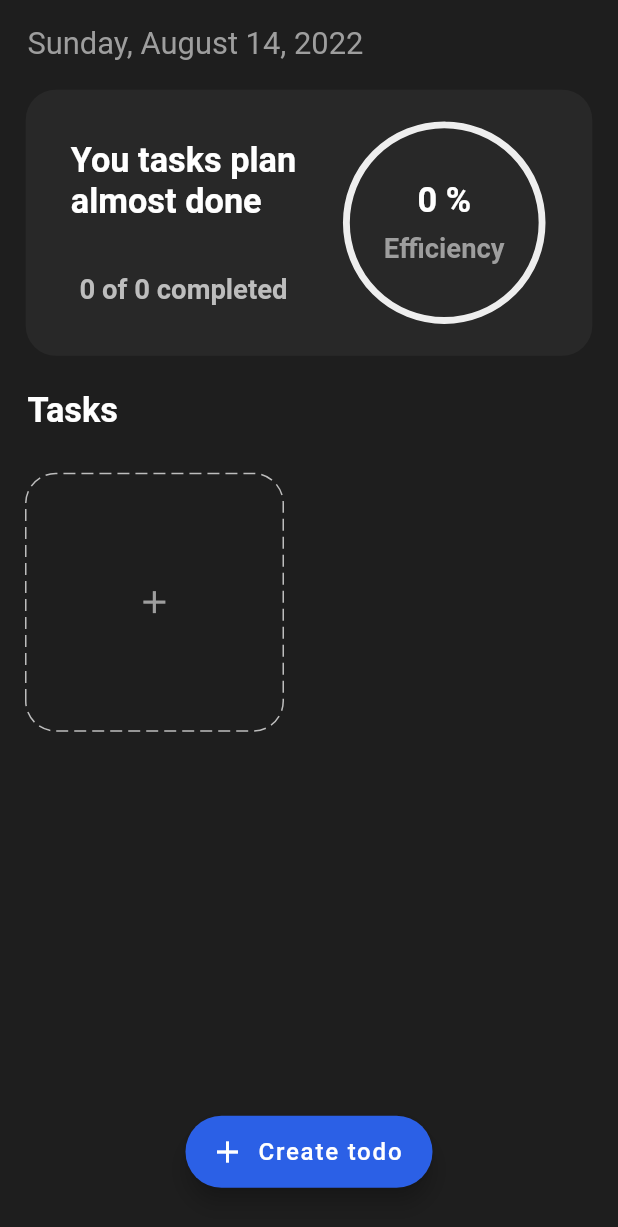
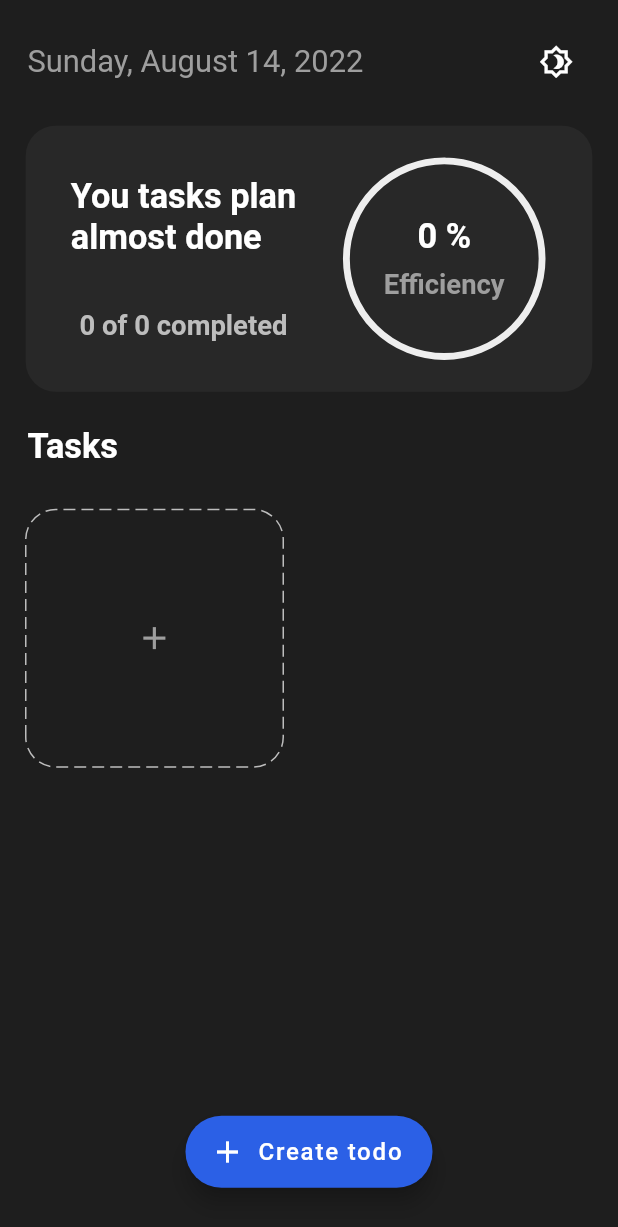
Before and after one commit to darkmoonight/ToDark, a Flutter app: the HomePage screen opened directly, on a phone screen of 412 x 824 dp. Shown: the top 1227 px of the screen. Run offline on Flutter 3.47's test engine with Material 2 defaults, Android fonts, the phone set to English and light mode, and no system bars; drawn by our look-alikes of dotted_border, step_progress_indicator; our stand-ins replace animated_theme_switcher, carousel_slider, equatable, flutter_easyloading, flutter_screenutil, get and 2 more; accounts and stored records are empty; generated files the repository leaves out were written again.

Commit message:
theme swither

```diff
--- a/lib/app/modules/home/view.dart
+++ b/lib/app/modules/home/view.dart
@@ -1,3 +1,4 @@
+import 'package:animated_theme_switcher/animated_theme_switcher.dart';
 import 'package:flutter_screenutil/flutter_screenutil.dart';
 import 'package:intl/intl.dart';
 import 'package:dark_todo/app/core/values/colors.dart';
@@ -19,6 +20,7 @@ class HomePage extends GetView<HomeController> {
   Widget build(BuildContext context) {
     return WillPopScope(
       onWillPop: () async => false,
+      child: ThemeSwitchingArea(
         child: Scaffold(
           resizeToAvoidBottomInset: false,
           backgroundColor: const Color.fromARGB(255, 30, 30, 30),
@@ -36,9 +38,12 @@ class HomePage extends GetView<HomeController> {
                       controller: ScrollController(),
                       children: [
                         Padding(
-                        padding:
-                            EdgeInsets.only(top: 15.w, left: 16.w, bottom: 5.w),
-                        child: Text(
+                          padding: EdgeInsets.only(
+                              top: 15.w, left: 16.w, bottom: 5.w, right: 15.w),
+                          child: Row(
+                            mainAxisAlignment: MainAxisAlignment.spaceBetween,
+                            children: [
+                              Text(
                                 DateFormat.yMMMMEEEEd().format(
                                   DateTime.now(),
                                 ),
@@ -46,6 +51,27 @@ class HomePage extends GetView<HomeController> {
                                   fontSize: 18.sp,
                                   color: Colors.grey,
                                 ),
+                              ),
+                              ThemeSwitcher(
+                                builder: (context) => IconButton(
+                                  onPressed: () {
+                                    ThemeSwitcher.of(context).changeTheme(
+                                      theme: ThemeModelInheritedNotifier.of(
+                                                      context)
+                                                  .theme
+                                                  .brightness ==
+                                              Brightness.light
+                                          ? ThemeData.dark()
+                                          : ThemeData.light(),
+                                    );
+                                  },
+                                  icon: Icon(
+                                    Icons.brightness_4_outlined,
+                                    size: 20.sp,
+                                  ),
+                                ),
+                              ),
+                            ],
                           ),
                         ),
                         SizedBox(
@@ -56,13 +82,15 @@ class HomePage extends GetView<HomeController> {
                           margin: EdgeInsets.symmetric(horizontal: 15.w),
                           decoration: const BoxDecoration(
                             color: Color.fromARGB(255, 40, 40, 40),
-                          borderRadius: BorderRadius.all(Radius.circular(20.0)),
+                            borderRadius:
+                                BorderRadius.all(Radius.circular(20.0)),
                           ),
                           child: Row(
                             mainAxisAlignment: MainAxisAlignment.spaceEvenly,
                             children: [
                               Column(
-                              mainAxisAlignment: MainAxisAlignment.spaceEvenly,
+                                mainAxisAlignment:
+                                    MainAxisAlignment.spaceEvenly,
                                 children: [
                                   Text(
                                     AppLocalizations.of(context)!.motiv,
@@ -97,7 +125,8 @@ class HomePage extends GetView<HomeController> {
                                     selectedStepSize: 6.w,
                                     roundedCap: (_, __) => true,
                                     child: Column(
-                                    mainAxisAlignment: MainAxisAlignment.center,
+                                      mainAxisAlignment:
+                                          MainAxisAlignment.center,
                                       children: [
                                         Text(
                                           '${createdTasks == 0 ? 0 : precent} %',
@@ -200,6 +229,7 @@ class HomePage extends GetView<HomeController> {
                     },
                     icon: Icon(
                       controller.deleting.value ? Icons.delete : Icons.add,
+                      color: Colors.white,
                     ),
                   ),
                 ),
@@ -210,48 +240,9 @@ class HomePage extends GetView<HomeController> {
               EasyLoading.showSuccess(AppLocalizations.of(context)!.delete);
             },
           ),
-        floatingActionButtonLocation: FloatingActionButtonLocation.centerDocked,
-        // bottomNavigationBar: Theme(
-        //   data: ThemeData(
-        //     splashColor: Colors.transparent,
-        //     highlightColor: Colors.transparent,
-        //   ),
-        //   child: Obx(
-        //     () => BottomNavigationBar(
-        //       backgroundColor: const Color.fromARGB(255, 25, 25, 25),
-        //       onTap: (int index) => controller.changeTabIndex(index),
-        //       currentIndex: controller.tabIndex.value,
-        //       showSelectedLabels: false,
-        //       showUnselectedLabels: false,
-        //       selectedItemColor: Colors.blue,
-        //       unselectedItemColor: Colors.white,
-        //       items: [
-        //         BottomNavigationBarItem(
-        //           label: 'Home',
-        //           icon: Padding(
-        //             padding: EdgeInsets.only(
-        //               right: 40.w,
-        //             ),
-        //             child: const Icon(
-        //               Icons.apps,
-        //             ),
-        //           ),
-        //         ),
-        //         BottomNavigationBarItem(
-        //           label: 'Settings',
-        //           icon: Padding(
-        //             padding: EdgeInsets.only(
-        //               left: 40.w,
-        //             ),
-        //             child: const Icon(
-        //               Icons.settings,
-        //             ),
-        //           ),
-        //         ),
-        //       ],
-        //     ),
-        //   ),
-        // ),
+          floatingActionButtonLocation:
+              FloatingActionButtonLocation.centerDocked,
+        ),
       ),
     );
   }
--- a/pubspec.yaml
+++ b/pubspec.yaml
@@ -24,6 +24,7 @@ dependencies:
   flutter_screenutil: ^5.5.3+2
   carousel_slider: ^4.1.1
   shared_preferences: ^2.0.15
+  animated_theme_switcher: ^2.0.6
 
 
 dev_dependencies:
```
Also changed, not shown: lib/main.dart (+8 -2 lines), pubspec.lock. Lines whose indentation alone changed are shown as unchanged.
